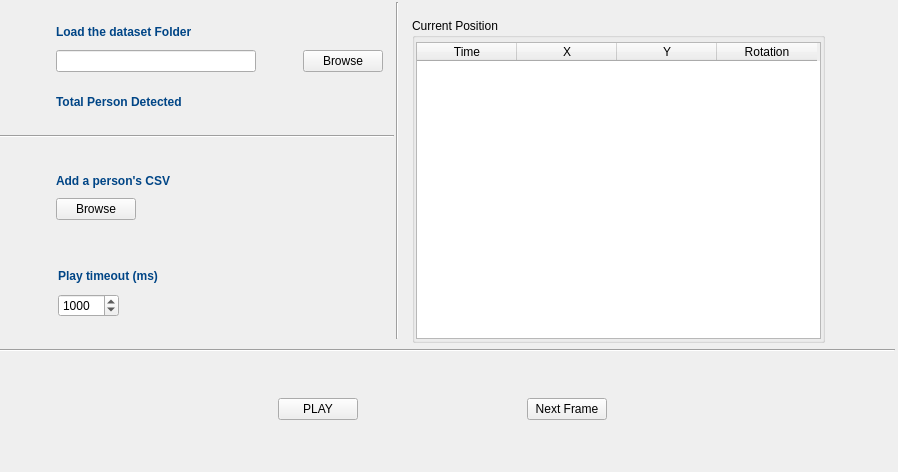
Before: the Qt Designer form src/mainUI.ui in robocomp/robocomp-viriato, drawn with Qt 5.
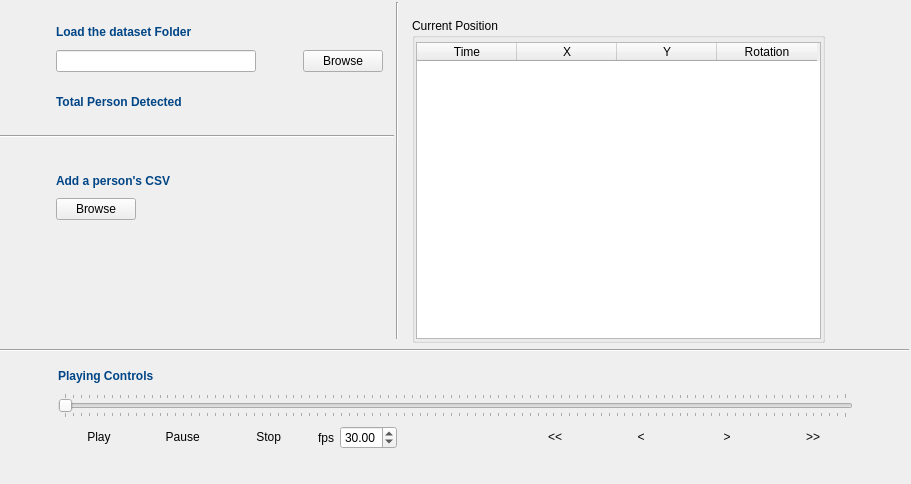
After: the same form once the commit is applied.

Commit message: player control added

What changed in the file:
```diff
--- a/src/mainUI.ui
+++ b/src/mainUI.ui
@@ -6,8 +6,8 @@
    <rect>
     <x>0</x>
     <y>0</y>
-    <width>898</width>
-    <height>472</height>
+    <width>911</width>
+    <height>484</height>
    </rect>
   </property>
   <property name="windowTitle">
@@ -62,75 +62,6 @@
     </column>
    </widget>
   </widget>
-  <widget class="QWidget" name="layoutWidget">
-   <property name="geometry">
-    <rect>
-     <x>114</x>
-     <y>384</y>
-     <width>657</width>
-     <height>50</height>
-    </rect>
-   </property>
-   <layout class="QVBoxLayout" name="verticalLayout">
-    <item>
-     <layout class="QHBoxLayout" name="horizontalLayout">
-      <item>
-       <spacer name="horizontalSpacer_2">
-        <property name="orientation">
-         <enum>Qt::Horizontal</enum>
-        </property>
-        <property name="sizeHint" stdset="0">
-         <size>
-          <width>40</width>
-          <height>20</height>
-         </size>
-        </property>
-       </spacer>
-      </item>
-      <item>
-       <widget class="QPushButton" name="play_button">
-        <property name="text">
-         <string>PLAY</string>
-        </property>
-       </widget>
-      </item>
-      <item>
-       <spacer name="horizontalSpacer_3">
-        <property name="orientation">
-         <enum>Qt::Horizontal</enum>
-        </property>
-        <property name="sizeHint" stdset="0">
-         <size>
-          <width>40</width>
-          <height>20</height>
-         </size>
-        </property>
-       </spacer>
-      </item>
-      <item>
-       <widget class="QPushButton" name="nf_button">
-        <property name="text">
-         <string>Next Frame</string>
-        </property>
-       </widget>
-      </item>
-      <item>
-       <spacer name="horizontalSpacer_4">
-        <property name="orientation">
-         <enum>Qt::Horizontal</enum>
-        </property>
-        <property name="sizeHint" stdset="0">
-         <size>
-          <width>40</width>
-          <height>20</height>
-         </size>
-        </property>
-       </spacer>
-      </item>
-     </layout>
-    </item>
-   </layout>
-  </widget>
   <widget class="QWidget" name="layoutWidget">
    <property name="geometry">
     <rect>
@@ -286,7 +217,7 @@
     <rect>
      <x>0</x>
      <y>342</y>
-     <width>895</width>
+     <width>909</width>
      <height>17</height>
     </rect>
    </property>
@@ -294,32 +225,97 @@
     <enum>Qt::Horizontal</enum>
    </property>
   </widget>
+  <widget class="QLabel" name="label_13">
+   <property name="geometry">
+    <rect>
+     <x>58</x>
+     <y>368</y>
+     <width>118</width>
+     <height>17</height>
+    </rect>
+   </property>
+   <property name="text">
+    <string>&lt;html&gt;&lt;head/&gt;&lt;body&gt;&lt;p&gt;&lt;span style=&quot; font-weight:600; color:#004586;&quot;&gt;Playing Controls&lt;/span&gt;&lt;/p&gt;&lt;/body&gt;&lt;/html&gt;</string>
+   </property>
+  </widget>
   <widget class="QWidget" name="">
    <property name="geometry">
     <rect>
      <x>58</x>
-     <y>264</y>
-     <width>257</width>
-     <height>53</height>
+     <y>391</y>
+     <width>795</width>
+     <height>61</height>
     </rect>
    </property>
    <layout class="QVBoxLayout" name="verticalLayout_3">
     <item>
-     <widget class="QLabel" name="label_4">
-      <property name="text">
-       <string>&lt;html&gt;&lt;head/&gt;&lt;body&gt;&lt;p&gt;&lt;span style=&quot; font-weight:600; color:#004586;&quot;&gt;Play timeout (ms)&lt;/span&gt;&lt;/p&gt;&lt;/body&gt;&lt;/html&gt;</string>
+     <widget class="QSlider" name="horizontalSlider">
+      <property name="tracking">
+       <bool>true</bool>
+      </property>
+      <property name="orientation">
+       <enum>Qt::Horizontal</enum>
+      </property>
+      <property name="invertedAppearance">
+       <bool>false</bool>
+      </property>
+      <property name="invertedControls">
+       <bool>false</bool>
+      </property>
+      <property name="tickPosition">
+       <enum>QSlider::TicksBothSides</enum>
       </property>
      </widget>
     </item>
     <item>
      <layout class="QHBoxLayout" name="horizontalLayout_4">
       <item>
-       <widget class="QSpinBox" name="playPeriod">
-        <property name="maximum">
-         <number>10000</number>
+       <widget class="QPushButton" name="play_button">
+        <property name="sizePolicy">
+         <sizepolicy hsizetype="MinimumExpanding" vsizetype="Fixed">
+          <horstretch>0</horstretch>
+          <verstretch>0</verstretch>
+         </sizepolicy>
         </property>
+        <property name="text">
+         <string>Play</string>
+        </property>
+        <property name="flat">
+         <bool>true</bool>
+        </property>
+       </widget>
+      </item>
+      <item>
+       <widget class="QPushButton" name="pause_button">
+        <property name="text">
+         <string>Pause  </string>
+        </property>
+        <property name="flat">
+         <bool>true</bool>
+        </property>
+       </widget>
+      </item>
+      <item>
+       <widget class="QPushButton" name="stop_button">
+        <property name="text">
+         <string>Stop  </string>
+        </property>
+        <property name="flat">
+         <bool>true</bool>
+        </property>
+       </widget>
+      </item>
+      <item>
+       <widget class="QLabel" name="label_8">
+        <property name="text">
+         <string>fps</string>
+        </property>
+       </widget>
+      </item>
+      <item>
+       <widget class="QDoubleSpinBox" name="fps_SB">
         <property name="value">
-         <number>1000</number>
+         <double>30.000000000000000</double>
         </property>
        </widget>
       </item>
@@ -330,12 +326,52 @@
         </property>
         <property name="sizeHint" stdset="0">
          <size>
-          <width>40</width>
+          <width>112</width>
           <height>20</height>
          </size>
         </property>
        </spacer>
       </item>
+      <item>
+       <widget class="QPushButton" name="first_button">
+        <property name="text">
+         <string>&lt;&lt;</string>
+        </property>
+        <property name="flat">
+         <bool>true</bool>
+        </property>
+       </widget>
+      </item>
+      <item>
+       <widget class="QPushButton" name="prev_button">
+        <property name="text">
+         <string>&lt;</string>
+        </property>
+        <property name="flat">
+         <bool>true</bool>
+        </property>
+       </widget>
+      </item>
+      <item>
+       <widget class="QPushButton" name="next_button">
+        <property name="text">
+         <string>&gt;</string>
+        </property>
+        <property name="flat">
+         <bool>true</bool>
+        </property>
+       </widget>
+      </item>
+      <item>
+       <widget class="QPushButton" name="last_button">
+        <property name="text">
+         <string>&gt;&gt;</string>
+        </property>
+        <property name="flat">
+         <bool>true</bool>
+        </property>
+       </widget>
+      </item>
      </layout>
     </item>
    </layout>
```
Left out of the diff: 6 changed lines with no effect on the pictures. The commit also changes 12 other files.
